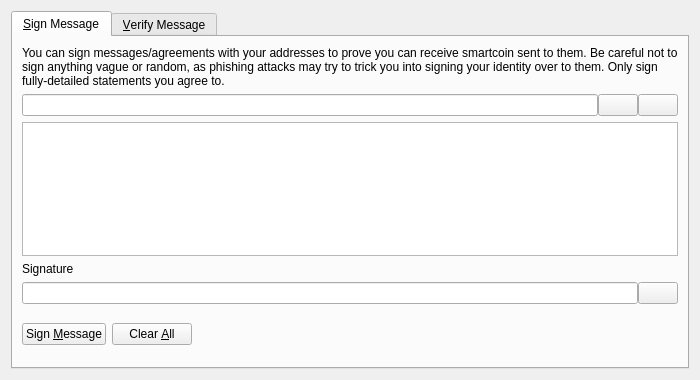
Old version of the form src/qt/forms/signverifymessagedialog.ui in the repository Mythicaler/Smartcoin-core.
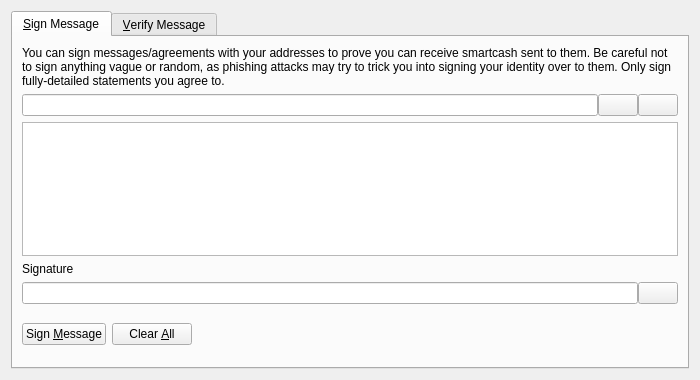
New version of the form. Icons and pictures are not drawn. Custom widgets are drawn as their Qt base class.

What changed in the file:
```diff
--- a/src/qt/forms/signverifymessagedialog.ui
+++ b/src/qt/forms/signverifymessagedialog.ui
@@ -30,7 +30,7 @@
        <item>
         <widget class="QLabel" name="infoLabel_SM">
          <property name="text">
-          <string>You can sign messages/agreements with your addresses to prove you can receive smartcoin sent to them. Be careful not to sign anything vague or random, as phishing attacks may try to trick you into signing your identity over to them. Only sign fully-detailed statements you agree to.</string>
+          <string>You can sign messages/agreements with your addresses to prove you can receive smartcash sent to them. Be careful not to sign anything vague or random, as phishing attacks may try to trick you into signing your identity over to them. Only sign fully-detailed statements you agree to.</string>
          </property>
          <property name="textFormat">
           <enum>Qt::PlainText</enum>
```
Left out of the diff: 8 changed lines with no effect on the pictures.
